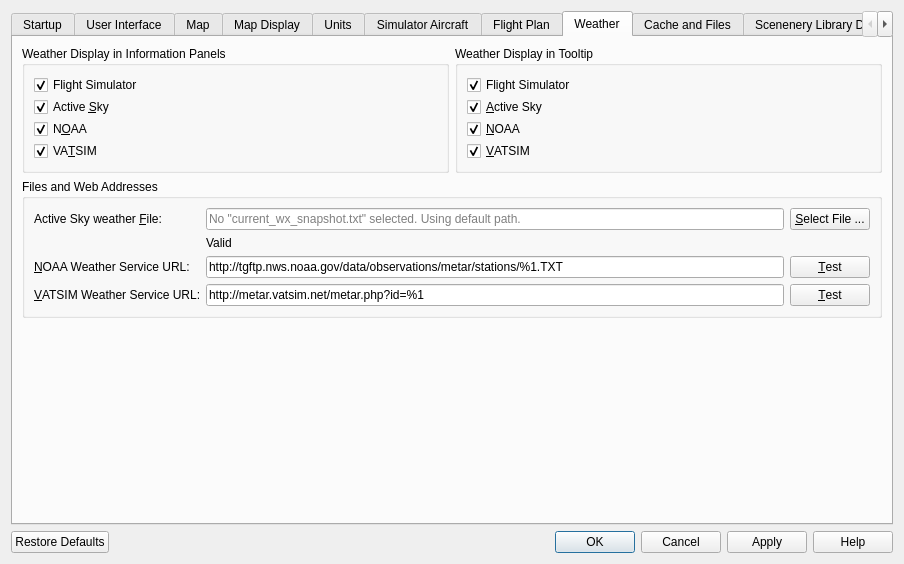
Before: the Qt Designer form src/options/options.ui in albar965/littlenavmap, drawn with Qt 5.
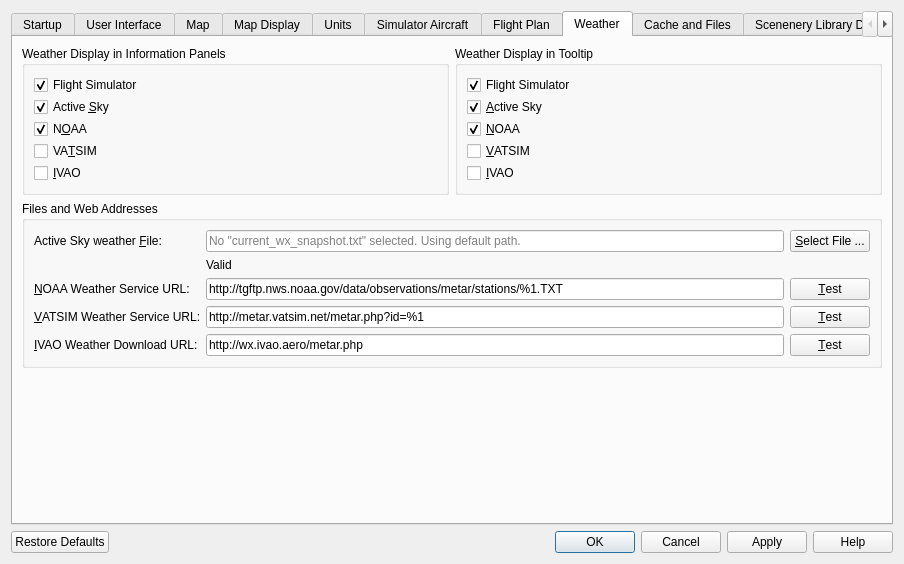
After: the same form once the commit is applied. The open tabs and pages were chosen to show the change.

Commit message: Added IVAO weather reports including options, URL configuration, URL test and display of nearest station. Adapted to weather refactoring in atools. #132

```diff
--- a/src/options/options.ui
+++ b/src/options/options.ui
@@ -2516,7 +2516,7 @@
           <string>Weather Display in Tooltip</string>
          </property>
          <layout class="QGridLayout" name="gridLayout_7">
-          <property name="verticalSpacing">
+          <property name="spacing">
            <number>2</number>
           </property>
           <item row="1" column="0">
@@ -2545,7 +2545,7 @@
              <string>&amp;VATSIM</string>
             </property>
             <property name="checked">
-             <bool>true</bool>
+             <bool>false</bool>
             </property>
            </widget>
           </item>
@@ -2562,6 +2562,16 @@
             </property>
            </widget>
           </item>
+          <item row="4" column="0">
+           <widget class="QCheckBox" name="checkBoxOptionsWeatherTooltipIvao">
+            <property name="text">
+             <string>&amp;IVAO</string>
+            </property>
+            <property name="checked">
+             <bool>false</bool>
+            </property>
+           </widget>
+          </item>
          </layout>
         </widget>
        </item>
@@ -2574,7 +2584,7 @@
           <string>Weather Display in Information Panels</string>
          </property>
          <layout class="QGridLayout" name="gridLayout_8">
-          <property name="verticalSpacing">
+          <property name="spacing">
            <number>2</number>
           </property>
           <item row="1" column="0">
@@ -2603,7 +2613,7 @@
              <string>VA&amp;TSIM</string>
             </property>
             <property name="checked">
-             <bool>true</bool>
+             <bool>false</bool>
             </property>
            </widget>
           </item>
@@ -2620,6 +2630,16 @@
             </property>
            </widget>
           </item>
+          <item row="5" column="0">
+           <widget class="QCheckBox" name="checkBoxOptionsWeatherInfoIvao">
+            <property name="text">
+             <string>&amp;IVAO</string>
+            </property>
+            <property name="checked">
+             <bool>false</bool>
+            </property>
+           </widget>
+          </item>
          </layout>
         </widget>
        </item>
@@ -2759,6 +2779,42 @@
             </property>
            </widget>
           </item>
+          <item row="4" column="0">
+           <widget class="QLabel" name="labelOptionsWeatherIvaoUrl">
+            <property name="text">
+             <string>&amp;IVAO Weather Download URL:</string>
+            </property>
+            <property name="buddy">
+             <cstring>lineEditOptionsWeatherVatsimUrl</cstring>
+            </property>
+           </widget>
+          </item>
+          <item row="4" column="1">
+           <widget class="QLineEdit" name="lineEditOptionsWeatherIvaoUrl">
+            <property name="toolTip">
+             <string>Download URL for the IVAO weather file</string>
+            </property>
+            <property name="text">
+             <string>http://wx.ivao.aero/metar.php</string>
+            </property>
+            <property name="placeholderText">
+             <string>No URL set. IVAO weather reports are disabled.</string>
+            </property>
+            <property name="clearButtonEnabled">
+             <bool>false</bool>
+            </property>
+           </widget>
+          </item>
+          <item row="4" column="2">
+           <widget class="QPushButton" name="pushButtonOptionsWeatherIvaoTest">
+            <property name="toolTip">
+             <string>Test the IVAO download URL</string>
+            </property>
+            <property name="text">
+             <string>&amp;Test</string>
+            </property>
+           </widget>
+          </item>
          </layout>
         </widget>
        </item>
```
The commit also changes 13 other files.
